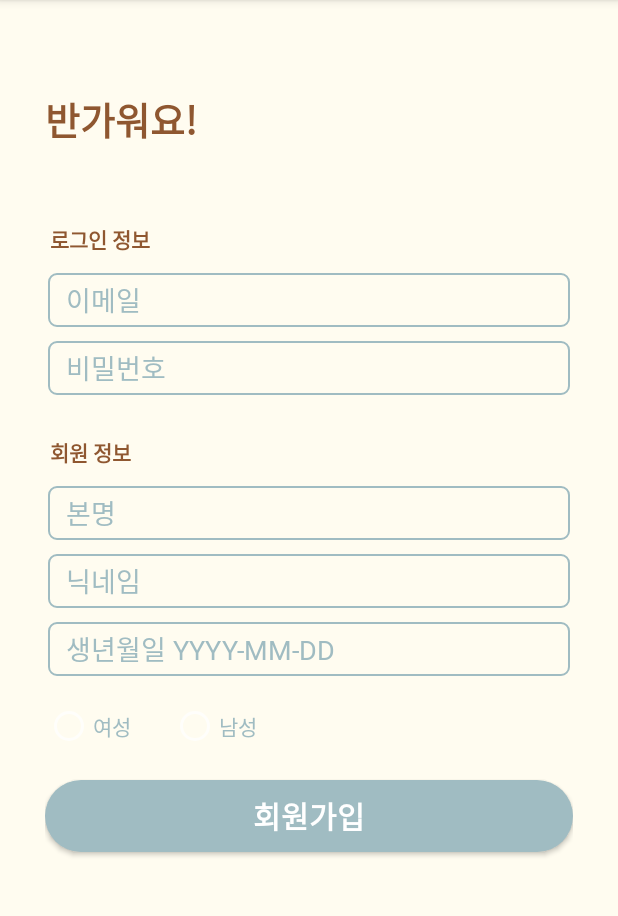
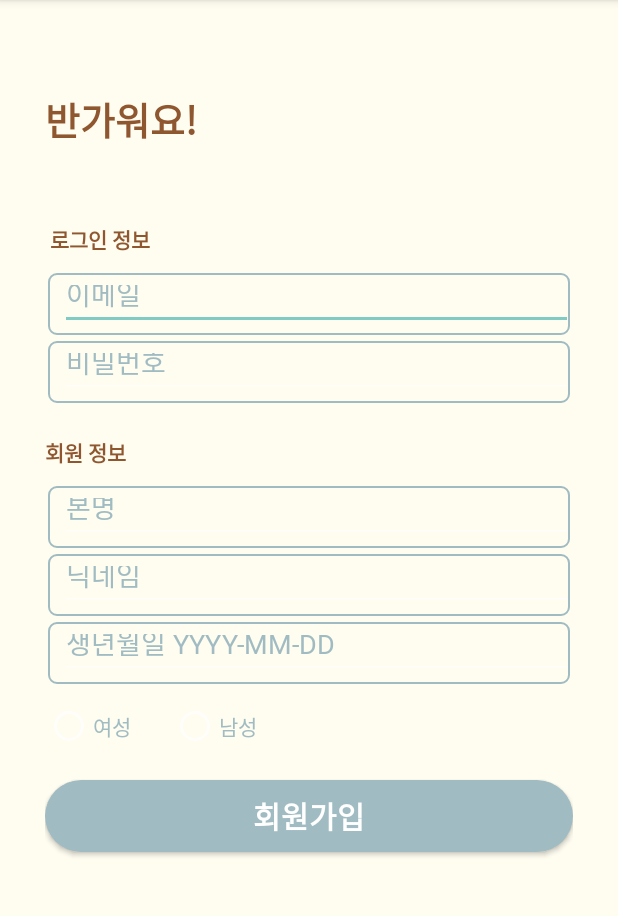
Before and after one commit to Owen-Choi/Planner, an Android app: the SignUpActivity screen opened directly, with no data from a screen before it, on a phone screen of 412 x 824 dp, the part 84-1000 px from its top. Run offline under Robolectric (Android 15) with nearby library versions, the phone set to English and light mode, and no system bars; our stand-ins replace Firebase (no records; nobody signed in at launch, a user with empty details on screens opened directly).

Commit message:
잔잔오류 수

```diff
--- a/app/src/main/res/layout/activity_sign_up.xml
+++ b/app/src/main/res/layout/activity_sign_up.xml
@@ -5,7 +5,7 @@
     android:layout_width="match_parent"
     android:layout_height="match_parent"
     tools:context=".service.activities.SignUpActivity"
-    android:background="@drawable/background_color"
+    android:background="@color/Ivory"
     android:orientation="vertical">
 
     <ScrollView
--- a/app/src/main/res/layout/designed_sign_up.xml
+++ b/app/src/main/res/layout/designed_sign_up.xml
@@ -51,6 +51,11 @@
                 android:fontFamily="@font/ilovemilk"
                 android:textFontWeight="600"/>
 
+            <FrameLayout
+                android:layout_width="match_parent"
+                android:layout_height="wrap_content"
+                android:background="@drawable/border"
+                android:paddingLeft="10dp">
                 <EditText
                     android:id="@+id/SignUpEmailEditText"
                     android:layout_width="match_parent"
@@ -58,15 +63,21 @@
                     android:layout_marginBottom="5dp"
                     android:ems="10"
                     android:cursorVisible="false"
-                android:hint="   이메일"
+                    android:hint="이메일"
                     android:width="10dp"
-                android:background="@drawable/border"
                     android:inputType="textEmailAddress"
                     android:fontFamily="@font/ilovemilk"
                     android:textFontWeight="500"
                     android:textColor="@color/DarkBrown"
                     android:textColorHint="@color/BrightBlue"/>
 
+            </FrameLayout>
+
+            <FrameLayout
+                android:layout_width="match_parent"
+                android:layout_height="wrap_content"
+                android:background="@drawable/border"
+                android:paddingLeft="10dp">
                 <EditText
                     android:id="@+id/SignUpPasswordEditText"
                     android:layout_width="match_parent"
@@ -74,13 +85,13 @@
                     android:layout_marginBottom="5dp"
                     android:ems="10"
                     android:cursorVisible="false"
-                android:hint="   비밀번호"
-                android:background="@drawable/border"
+                    android:hint="비밀번호"
                     android:inputType="textPassword"
                     android:fontFamily="@font/ilovemilk"
                     android:textFontWeight="500"
                     android:textColor="@color/DarkBrown"
                     android:textColorHint="@color/BrightBlue"/>
+            </FrameLayout>
 
 
             <TextView
@@ -89,11 +100,17 @@
                 android:layout_height="wrap_content"
                 android:layout_marginTop="20dp"
                 android:layout_marginBottom="10dp"
-                android:text=" 회원 정보"
+                android:text="회원 정보"
                 android:textStyle="bold"
                 android:textColor="@color/DarkBrown"
                 android:fontFamily="@font/ilovemilk"
                 android:textFontWeight="600" />
+
+            <FrameLayout
+                android:layout_width="match_parent"
+                android:layout_height="wrap_content"
+                android:background="@drawable/border"
+                android:paddingLeft="10dp">
 
                 <EditText
                     android:id="@+id/SignUpNameEditText"
@@ -102,13 +119,20 @@
                     android:layout_marginBottom="5dp"
                     android:ems="10"
                     android:cursorVisible="false"
-                android:hint="   본명"
-                android:background="@drawable/border"
+                    android:hint="본명"
                     android:inputType="textPersonName"
                     android:fontFamily="@font/ilovemilk"
                     android:textFontWeight="500"
                     android:textColor="@color/DarkBrown"
                     android:textColorHint="@color/BrightBlue"/>
+            </FrameLayout>
+
+
+            <FrameLayout
+                android:layout_width="match_parent"
+                android:layout_height="wrap_content"
+                android:background="@drawable/border"
+                android:paddingLeft="10dp">
 
                 <EditText
                     android:id="@+id/SignUpNicknameEditText"
@@ -117,14 +141,20 @@
                     android:layout_marginBottom="5dp"
                     android:ems="10"
                     android:cursorVisible="false"
-                android:hint="   닉네임"
-                android:background="@drawable/border"
+                    android:hint="닉네임"
                     android:inputType="textPostalAddress"
                     android:fontFamily="@font/ilovemilk"
                     android:textFontWeight="500"
                     android:textColor="@color/DarkBrown"
                     android:textColorHint="@color/BrightBlue"/>
+            </FrameLayout>
 
+
+            <FrameLayout
+                android:layout_width="match_parent"
+                android:layout_height="wrap_content"
+                android:background="@drawable/border"
+                android:paddingLeft="10dp">
 
                 <EditText
                     android:id="@+id/SignUpBirthDateEditText"
@@ -133,14 +163,13 @@
                     android:layout_marginBottom="5dp"
                     android:ems="10"
                     android:cursorVisible="false"
-                android:hint="   생년월일 YYYY-MM-DD"
-                android:background="@drawable/border"
+                    android:hint="생년월일 YYYY-MM-DD"
                     android:inputType="date"
                     android:fontFamily="@font/ilovemilk"
                     android:textFontWeight="500"
                     android:textColor="@color/DarkBrown"
                     android:textColorHint="@color/BrightBlue"/>
-
+            </FrameLayout>
 
             <RadioGroup
                 android:id="@+id/GenderRadioGroup"
```
Also changed, not shown: app/src/main/res/layout/activity_main.xml (+6 -6 lines), app/src/main/res/layout/custom_dialog_group_pw.xml (+11 -4 lines). Lines whose indentation alone changed are shown as unchanged.
